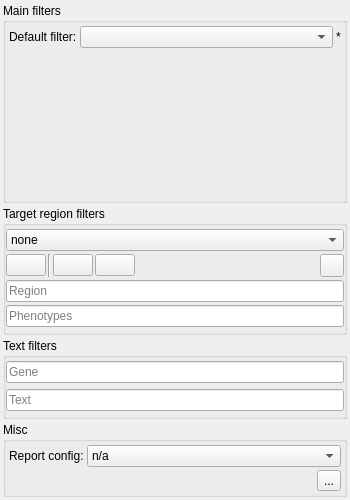
Above: src/GSvar/FilterWidget.ui from imgag/ngs-bits before the change. Below: the same form after it.
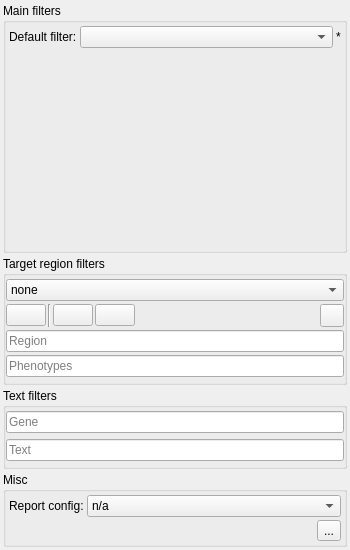
That is the form after the change. Icons and pictures are not drawn. Custom widgets are drawn as their Qt base class.

Diff of the .ui file:
```diff
--- a/src/GSvar/FilterWidget.ui
+++ b/src/GSvar/FilterWidget.ui
@@ -7,7 +7,7 @@
     <x>0</x>
     <y>0</y>
     <width>350</width>
-    <height>500</height>
+    <height>550</height>
    </rect>
   </property>
   <property name="sizePolicy">
@@ -19,7 +19,7 @@
   <property name="minimumSize">
    <size>
     <width>350</width>
-    <height>500</height>
+    <height>550</height>
    </size>
   </property>
   <property name="windowTitle">
@@ -157,10 +157,7 @@
          <number>30</number>
         </property>
         <property name="insertPolicy">
-         <enum>QComboBox::NoInsert</enum>
-        </property>
-        <property name="sizeAdjustPolicy">
-         <enum>QComboBox::AdjustToMinimumContentsLength</enum>
+         <enum>QComboBox::InsertPolicy::NoInsert</enum>
         </property>
         <item>
          <property name="text">
```
Left out of the diff: 24 changed lines with no effect on the pictures.
